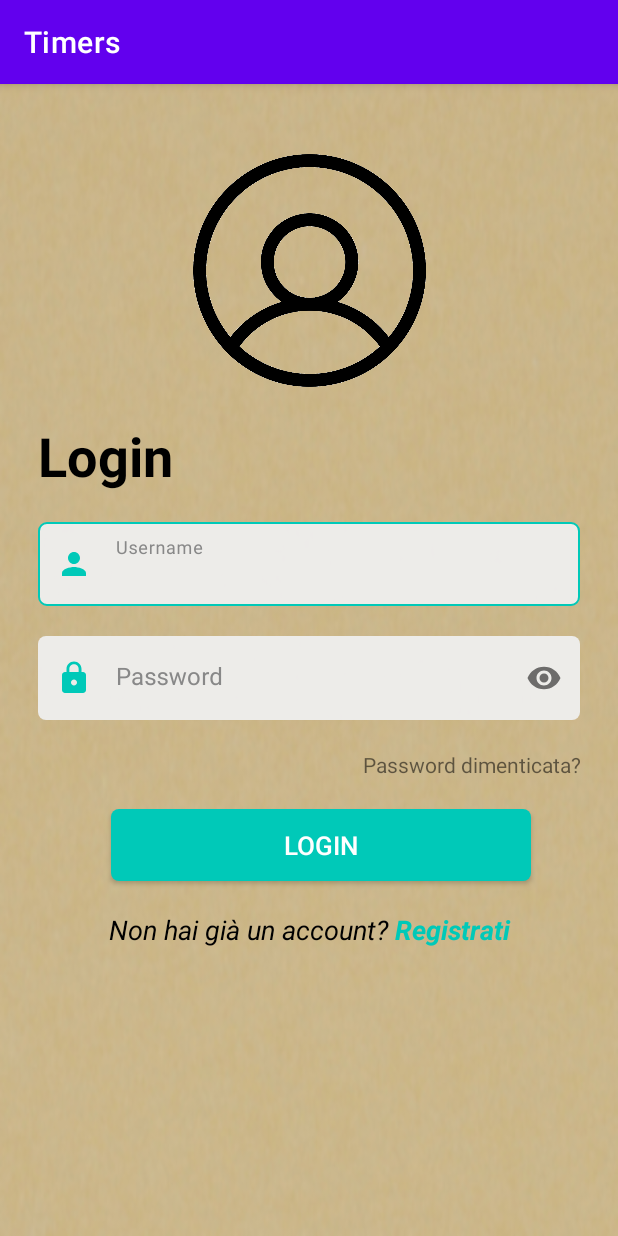
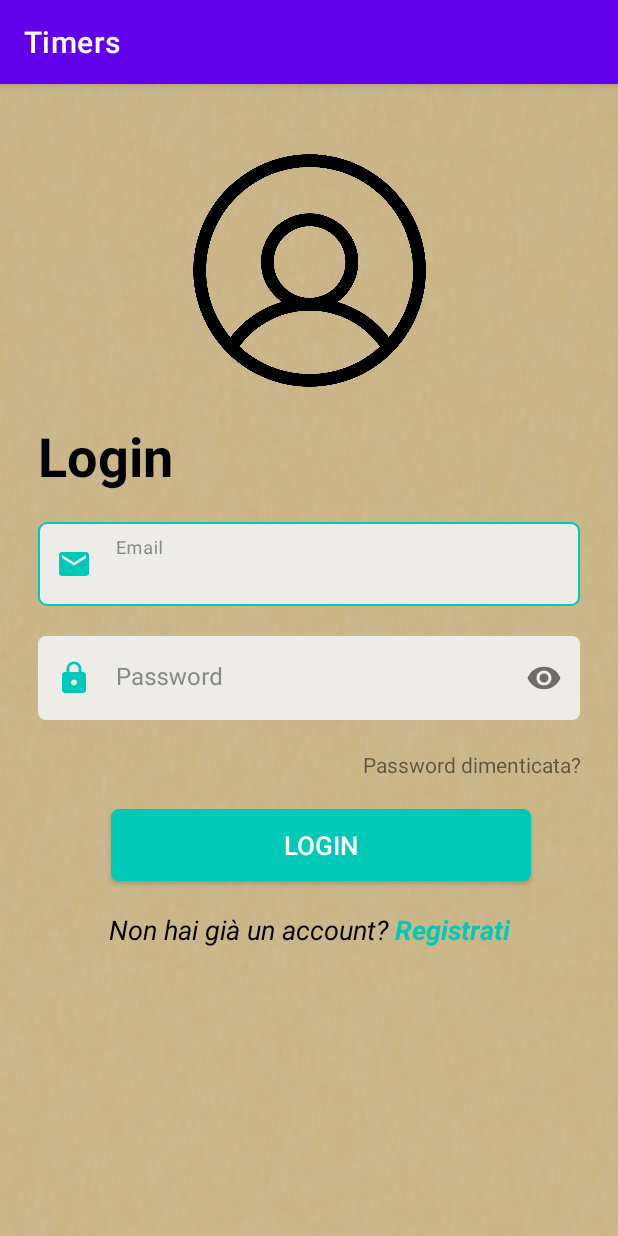
Before and after one commit to LucaPerf/Timers, an Android app: the LoginActivity screen opened directly, with no data from a screen before it, on a phone screen of 412 x 824 dp. Run offline under Robolectric (Android 15) with nearby library versions, the light colour scheme and no system bars.

Commit message:
changed from username to email

```diff
--- a/app/src/main/res/layout/activity_login.xml
+++ b/app/src/main/res/layout/activity_login.xml
@@ -30,22 +30,22 @@
         app:layout_constraintTop_toBottomOf="@+id/img_login" />
 
     <com.google.android.material.textfield.TextInputLayout
-        android:id="@+id/til_username"
+        android:id="@+id/til_email"
         android:layout_width="match_parent"
         android:layout_height="wrap_content"
-        android:hint="Username"
+        android:hint="Email"
         style="@style/TextInputLayout"
         android:layout_marginTop="20dp"
         app:layout_constraintEnd_toEndOf="parent"
         app:layout_constraintStart_toStartOf="parent"
         app:layout_constraintTop_toBottomOf="@+id/tv_login_title"
-        app:startIconDrawable="@drawable/ic_person">
+        app:startIconDrawable="@drawable/ic_email">
 
-        <com.google.android.material.textfield.TextInputEditText
-            android:id="@+id/et_username"
-            android:layout_width="match_parent"
-            android:layout_height="wrap_content"
-            style="@style/TextInputEditText"/>
+    <com.google.android.material.textfield.TextInputEditText
+        android:id="@+id/et_email"
+        android:layout_width="match_parent"
+        android:layout_height="wrap_content"
+        style="@style/TextInputEditText"/>
 
     </com.google.android.material.textfield.TextInputLayout>
 
@@ -58,7 +58,7 @@
         android:layout_marginTop="20dp"
         app:layout_constraintEnd_toEndOf="parent"
         app:layout_constraintStart_toStartOf="parent"
-        app:layout_constraintTop_toBottomOf="@+id/til_username"
+        app:layout_constraintTop_toBottomOf="@+id/til_email"
         app:startIconDrawable="@drawable/ic_lock"
         app:passwordToggleEnabled="true">
 
```
